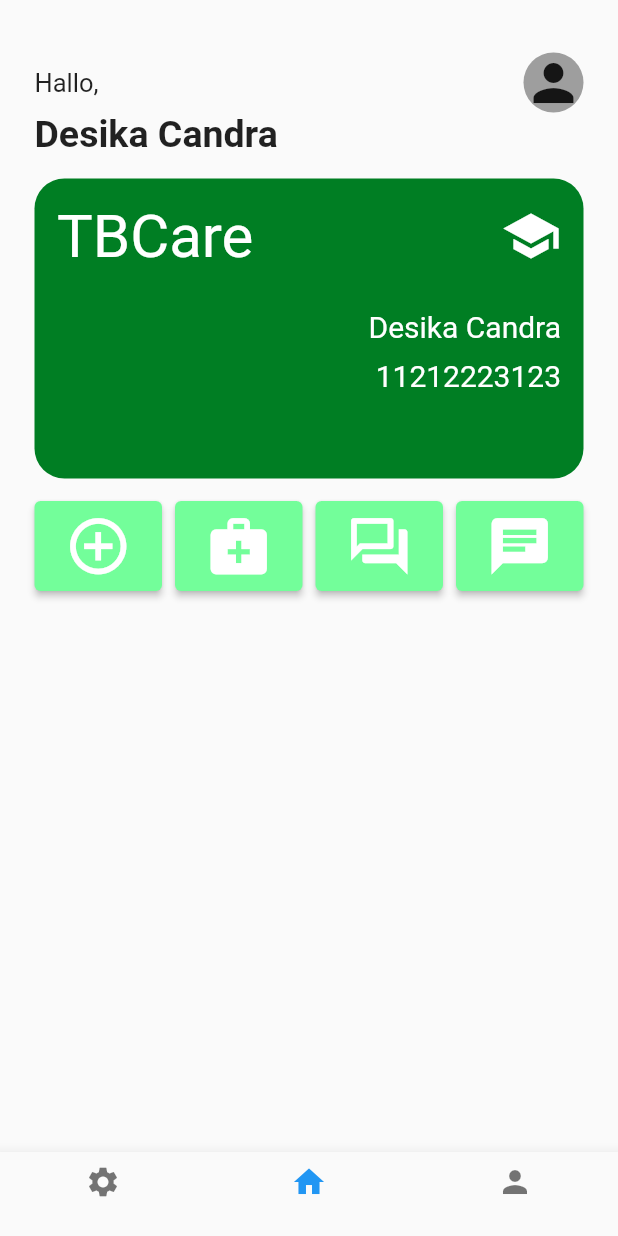
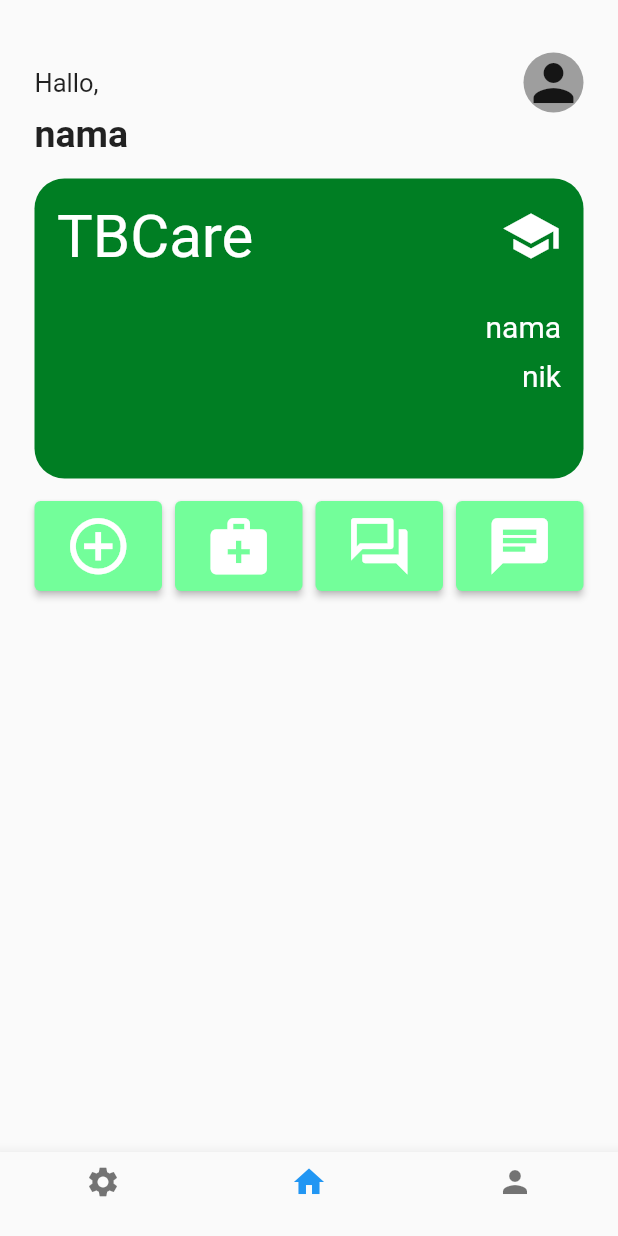
Before and after one commit to MartinWidarmadi/tbcare_application, a Flutter app: the HomePage screen opened by its route, on a phone screen of 412 x 824 dp. Run offline on Flutter 3.47's test engine with Material 2 defaults, Android fonts, the light colour scheme and no system bars; our stand-ins replace cloud_firestore, firebase_auth, firebase_core, flutter_riverpod, freezed_annotation, go_router and 2 more; accounts and stored records are empty; generated files the repository leaves out were written again.

Commit message:
Tambah fitur simpan data pasien

```diff
--- a/lib/data/repositories/firebase_repository/firebase_repositories.dart
+++ b/lib/data/repositories/firebase_repository/firebase_repositories.dart
@@ -1 +1,2 @@
 export 'firebase_pasien_repository.dart';
+export 'firebase_wali_repository.dart';
--- a/lib/data/tresult.dart
+++ b/lib/data/tresult.dart
@@ -3,7 +3,7 @@ import 'package:freezed_annotation/freezed_annotation.dart';
 part 'tresult.freezed.dart';
 
 @freezed
-class TResult<T> with _$TResult {
+class TResult<T> with _$TResult<T> {
   const factory TResult.success(T value) = Success<T>;
-  const factory TResult.failed(String error) = Failed<T>;
+  const factory TResult.failed(String message) = Failed<T>;
 }
--- a/lib/data/usecases/use_cases.dart
+++ b/lib/data/usecases/use_cases.dart
@@ -1,6 +1,6 @@
 import 'package:tbcare_application/data/tresult.dart';
 
-abstract class UseCases<T, P> {
+abstract interface class UseCases<T, P> {
   Future<TResult<T>> call(P params);
 }
 
--- a/lib/data/usecases/use_cases_exporter.dart
+++ b/lib/data/usecases/use_cases_exporter.dart
@@ -1,2 +1,2 @@
-export 'login.dart';
+export 'pasien_login.dart';
 export 'pasien_register.dart';
--- a/lib/pages/home_page.dart
+++ b/lib/pages/home_page.dart
@@ -1,10 +1,12 @@
 import 'package:flutter/material.dart';
+import 'package:flutter_riverpod/flutter_riverpod.dart';
+import 'package:tbcare_application/data/providers/firebase_providers/firebase_providers.dart';
 import 'package:tbcare_application/pages/kesehatan_page.dart';
 import 'package:tbcare_application/pages/konsultasi_page.dart';
 import 'package:tbcare_application/pages/kontrol_page.dart';
 import 'package:tbcare_application/pages/medic_page.dart';
 
-class HomePage extends StatelessWidget {
+class HomePage extends ConsumerWidget {
   const HomePage({super.key});
 
   Widget KntrlBtn(context) {
@@ -88,7 +90,9 @@ class HomePage extends StatelessWidget {
   }
 
   @override
-  Widget build(BuildContext context) {
+  Widget build(BuildContext context, WidgetRef ref) {
+    final dataPasienProvider = ref.watch(firebasePasienDataProvider);
+
     return Scaffold(
         bottomNavigationBar: BottomNavigationBar(
           items: const [
@@ -121,11 +125,12 @@ class HomePage extends StatelessWidget {
                   ),
                 ],
               ),
-              const Row(
+              Row(
                 children: <Widget>[
                   Text(
-                    "Desika Candra",
-                    style: TextStyle(fontWeight: FontWeight.w600, fontSize: 25),
+                    dataPasienProvider.nama,
+                    style: const TextStyle(
+                        fontWeight: FontWeight.w600, fontSize: 25),
                   )
                 ],
               ),
@@ -137,10 +142,10 @@ class HomePage extends StatelessWidget {
                 decoration: BoxDecoration(
                     color: const Color(0xff007E23),
                     borderRadius: BorderRadius.circular(20)),
-                child: const Column(
+                child: Column(
                     crossAxisAlignment: CrossAxisAlignment.end,
                     children: <Widget>[
-                      Row(
+                      const Row(
                         children: <Widget>[
                           Text(
                             "TBCare",
@@ -157,19 +162,21 @@ class HomePage extends StatelessWidget {
                           )
                         ],
                       ),
-                      SizedBox(
+                      const SizedBox(
                         height: 25,
                       ),
                       Text(
-                        "Desika Candra",
-                        style: TextStyle(color: Colors.white, fontSize: 20),
+                        dataPasienProvider.nama,
+                        style:
+                            const TextStyle(color: Colors.white, fontSize: 20),
                       ),
-                      SizedBox(
+                      const SizedBox(
                         height: 10,
                       ),
                       Text(
-                        "11212223123",
-                        style: TextStyle(color: Colors.white, fontSize: 20),
+                        dataPasienProvider.nik,
+                        style:
+                            const TextStyle(color: Colors.white, fontSize: 20),
                       )
                     ]),
               ),
```
Also changed, not shown: lib/data/providers/firebase_providers/pasien/firebase_pasien_data_provider.dart (+7 -2 lines), lib/data/repositories/firebase_repository/firebase_pasien_repository.dart (+53 -22 lines), lib/data/repositories/firebase_repository/firebase_wali_repository.dart (+10 -5 lines), lib/data/repositories/pasien_repository.dart (added, +11 -0 lines), lib/data/repositories/user_repository.dart (deleted, +0 -8 lines), lib/data/repositories/wali_repository.dart (added, +10 -0 lines), lib/data/usecases/login.dart (deleted, +0 -34 lines), lib/data/usecases/pasien_login.dart (added, +45 -0 lines), lib/data/usecases/pasien_register.dart (+22 -18 lines), lib/pages/login_page.dart (+17 -0 lines), lib/widgets/login_btn_widget.dart (+13 -7 lines), lib/widgets/register_btn_widget.dart (+7 -3 lines), lib/data/model/pasien.g.dart, lib/data/model/wali.g.dart, 2 more files.
